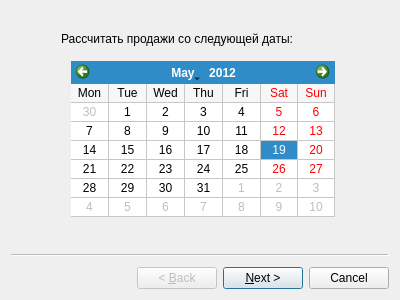
Qt form autozakaz.ui (mihailikus/cengen) before a commit.
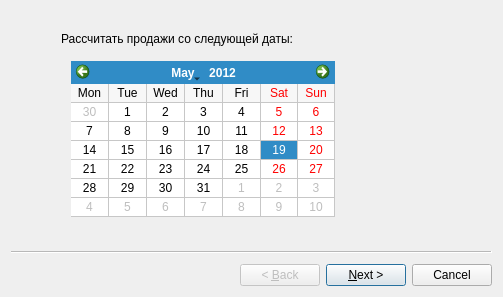
The same form after that commit.

Commit message: Some fixes in auto-zakaz

Diff of the .ui file:
```diff
--- a/autozakaz.ui
+++ b/autozakaz.ui
@@ -6,8 +6,8 @@
    <rect>
     <x>0</x>
     <y>0</y>
-    <width>400</width>
-    <height>300</height>
+    <width>503</width>
+    <height>297</height>
    </rect>
   </property>
   <property name="windowTitle">
```
Left out of the diff: 142 changed lines with no effect on the pictures. Lines whose indentation alone changed are shown as unchanged. The commit also changes 1 other file.
